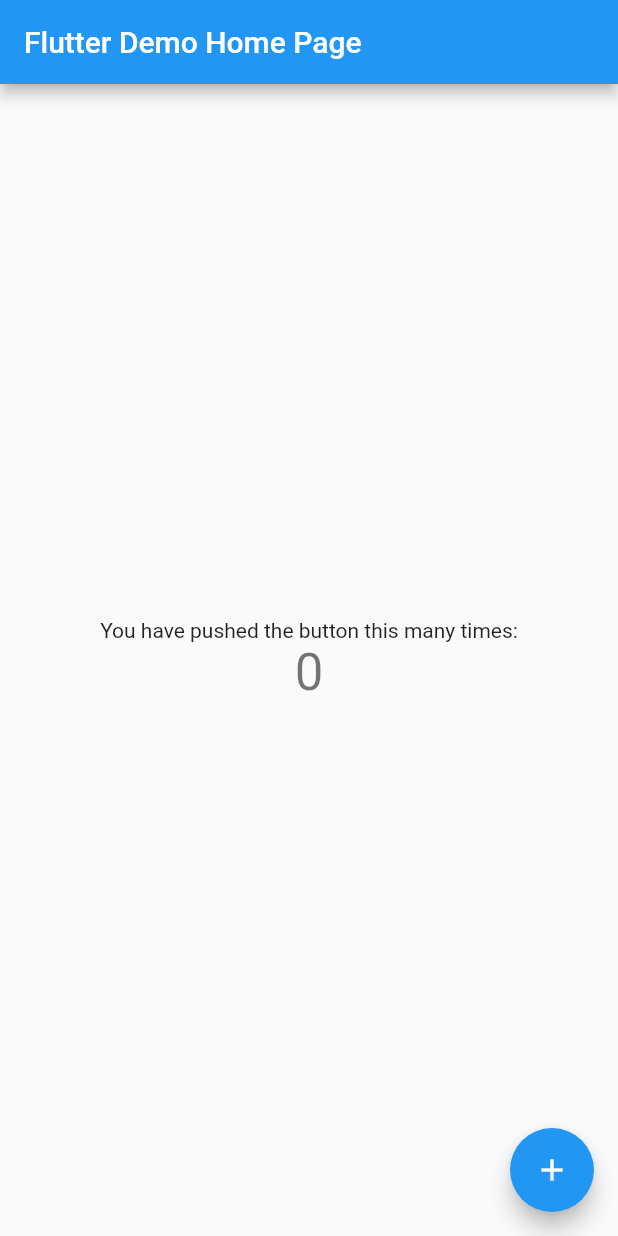
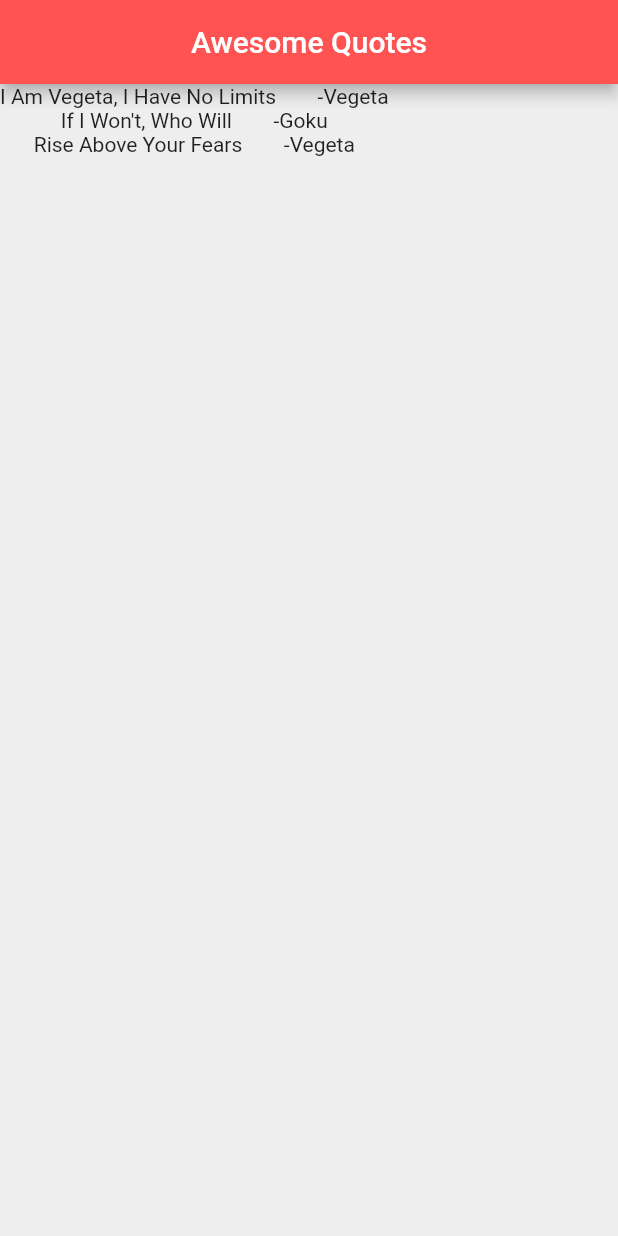
Before and after one commit to 0xajinkya/quote_of_the_day0, a Flutter app: the screen it shows after launch, on a phone screen of 412 x 824 dp. Run offline on Flutter 3.47's test engine with Material 2 defaults, Android fonts, the phone set to English and light mode, and no system bars.

Commit message:
List View

```diff
--- a/lib/main.dart
+++ b/lib/main.dart
@@ -1,115 +1,40 @@
 import 'package:flutter/material.dart';
-
+import 'quote.dart';
 void main() {
-  runApp(const MyApp());
+  runApp(
+    MaterialApp(
+      home: QuoteList(),
+    )
+  );
 }
 
-class MyApp extends StatelessWidget {
-  const MyApp({super.key});
+class QuoteList extends StatefulWidget {
+  const QuoteList({Key? key}) : super(key: key);
 
-  // This widget is the root of your application.
+  @override
+  State<QuoteList> createState() => _QuoteListState();
+}
+
+class _QuoteListState extends State<QuoteList> {
+
+  List<Quote> quotes = [
+    Quote(text: 'I Am Vegeta, I Have No Limits', author: 'Vegeta'),
+    Quote(text: "If I Won't, Who Will" , author: 'Goku'),
+    Quote(text: 'Rise Above Your Fears', author: 'Vegeta'),
+  ];
+
   @override
   Widget build(BuildContext context) {
-    return MaterialApp(
-      title: 'Flutter Demo',
-      theme: ThemeData(
-        // This is the theme of your application.
-        //
-        // Try running your application with "flutter run". You'll see the
-        // application has a blue toolbar. Then, without quitting the app, try
-        // changing the primarySwatch below to Colors.green and then invoke
-        // "hot reload" (press "r" in the console where you ran "flutter run",
-        // or simply save your changes to "hot reload" in a Flutter IDE).
-        // Notice that the counter didn't reset back to zero; the application
-        // is not restarted.
-        primarySwatch: Colors.blue,
+    return Scaffold(
+      backgroundColor: Colors.grey[200],
+      appBar: AppBar(
+        title: Text('Awesome Quotes'),
+        centerTitle: true,
+        backgroundColor: Colors.redAccent,
       ),
-      home: const MyHomePage(title: 'Flutter Demo Home Page'),
+      body: Column(
+        children: quotes.map((q)=> Text('${q.text}        -${q.author}')) .toList(),
+      ),
     );
   }
 }
-
-class MyHomePage extends StatefulWidget {
-  const MyHomePage({super.key, required this.title});
-
-  // This widget is the home page of your application. It is stateful, meaning
-  // that it has a State object (defined below) that contains fields that affect
-  // how it looks.
-
-  // This class is the configuration for the state. It holds the values (in this
-  // case the title) provided by the parent (in this case the App widget) and
-  // used by the build method of the State. Fields in a Widget subclass are
-  // always marked "final".
-
-  final String title;
-
-  @override
-  State<MyHomePage> createState() => _MyHomePageState();
-}
-
-class _MyHomePageState extends State<MyHomePage> {
-  int _counter = 0;
-
-  void _incrementCounter() {
-    setState(() {
-      // This call to setState tells the Flutter framework that something has
-      // changed in this State, which causes it to rerun the build method below
-      // so that the display can reflect the updated values. If we changed
-      // _counter without calling setState(), then the build method would not be
-      // called again, and so nothing would appear to happen.
-      _counter++;
-    });
-  }
-
-  @override
-  Widget build(BuildContext context) {
-    // This method is rerun every time setState is called, for instance as done
-    // by the _incrementCounter method above.
-    //
-    // The Flutter framework has been optimized to make rerunning build methods
-    // fast, so that you can just rebuild anything that needs updating rather
-    // than having to individually change instances of widgets.
-    return Scaffold(
-      appBar: AppBar(
-        // Here we take the value from the MyHomePage object that was created by
-        // the App.build method, and use it to set our appbar title.
-        title: Text(widget.title),
-      ),
-      body: Center(
-        // Center is a layout widget. It takes a single child and positions it
-        // in the middle of the parent.
-        child: Column(
-          // Column is also a layout widget. It takes a list of children and
-          // arranges them vertically. By default, it sizes itself to fit its
-          // children horizontally, and tries to be as tall as its parent.
-          //
-          // Invoke "debug painting" (press "p" in the console, choose the
-          // "Toggle Debug Paint" action from the Flutter Inspector in Android
-          // Studio, or the "Toggle Debug Paint" command in Visual Studio Code)
-          // to see the wireframe for each widget.
-          //
-          // Column has various properties to control how it sizes itself and
-          // how it positions its children. Here we use mainAxisAlignment to
-          // center the children vertically; the main axis here is the vertical
-          // axis because Columns are vertical (the cross axis would be
-          // horizontal).
-          mainAxisAlignment: MainAxisAlignment.center,
-          children: <Widget>[
-            const Text(
-              'You have pushed the button this many times:',
-            ),
-            Text(
-              '$_counter',
-              style: Theme.of(context).textTheme.headline4,
-            ),
-          ],
-        ),
-      ),
-      floatingActionButton: FloatingActionButton(
-        onPressed: _incrementCounter,
-        tooltip: 'Increment',
-        child: const Icon(Icons.add),
-      ), // This trailing comma makes auto-formatting nicer for build methods.
-    );
-  }
-}
--- /dev/null
+++ b/lib/quote.dart
@@ -0,0 +1,23 @@
+class Quote {
+  String text = '';
+  String author = '';
+
+  // Quote(String text, String author){
+  //   this.text = text;
+  //   this.author = author;
+  // }
+
+  //Quote myQuote = Quote('I Am Vegeta, I Have No Limits', 'Vegeta')
+
+
+
+    // Quote({ required String text, required String author }){
+    //   this.text = text;
+    //   this.author = author;
+    // }
+    //Above Code Block Is Equivalent To
+  Quote({ required this.text, required this.author });
+
+    //Quote myQuote = Quote(text: 'If I Don't Who Will', author: 'Goku')
+
+}
```
